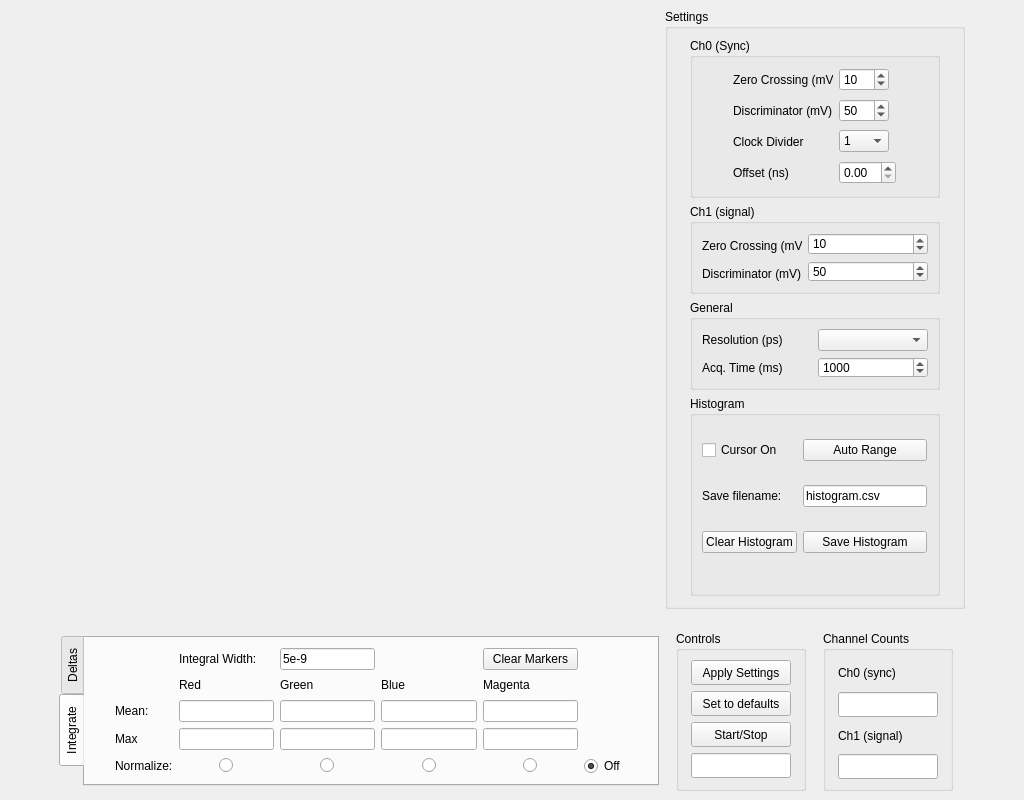
This is settings_gui.ui in dldlowndes/LD_Pharppy as Qt 5 draws it before an edit. The edited form follows.
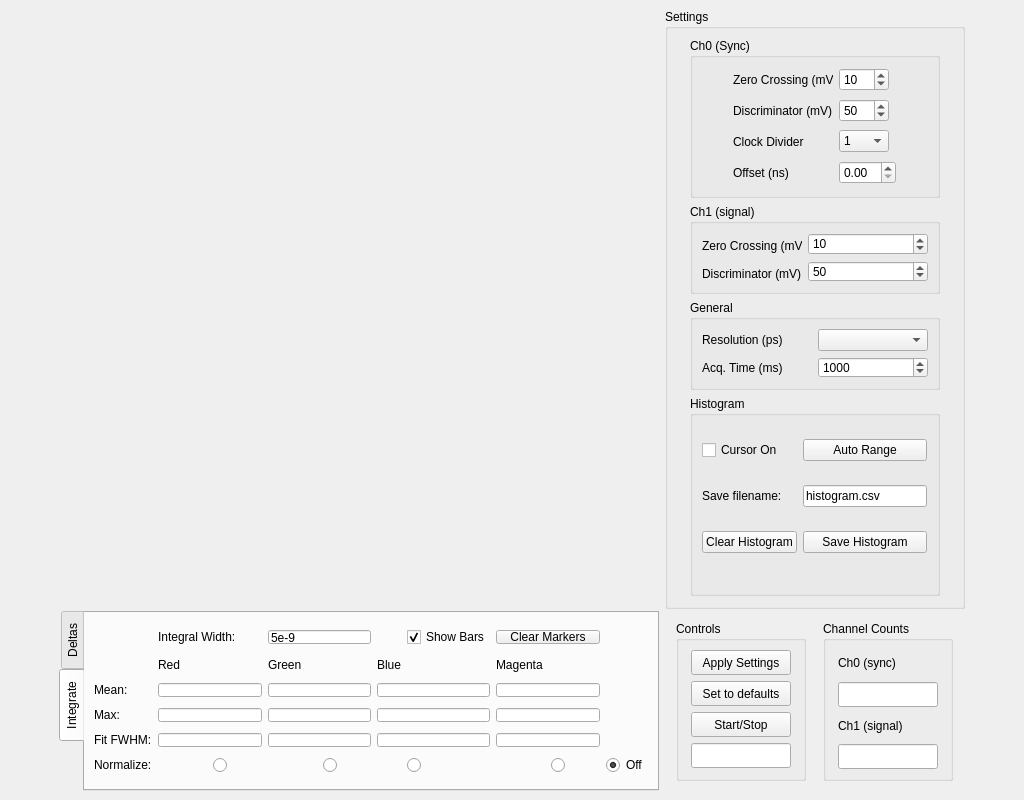
This is the edited form. Custom widgets are drawn as their Qt base class.

Commit message: Moved init of stats values into __init__, they were previously made empty there then populated to the right length in Init_UI, which seemed unnecessary when np.zeros() exists Added rudimentary FWHM calculation, probably needs a tooltip somewhere to explain how it works (and when not to use it!) Added (but commented out) a start at a gaussian fitting thing to plot fitted data on top of the actual data - it's finicky and not actually that useful but I'll keep it for now... Added check box to the UI whether to show the mean/max bars or not

```diff
--- a/settings_gui.ui
+++ b/settings_gui.ui
@@ -757,13 +757,13 @@
         <property name="minimumSize">
          <size>
           <width>600</width>
-          <height>150</height>
+          <height>180</height>
          </size>
         </property>
         <property name="maximumSize">
          <size>
           <width>600</width>
-          <height>150</height>
+          <height>180</height>
          </size>
         </property>
         <property name="tabPosition">
@@ -1130,150 +1130,349 @@
          <attribute name="title">
           <string>Integrate</string>
          </attribute>
-         <widget class="QWidget" name="layoutWidget">
-          <property name="geometry">
-           <rect>
-            <x>30</x>
-            <y>10</y>
-            <width>511</width>
-            <height>128</height>
-           </rect>
-          </property>
-          <layout class="QGridLayout" name="gridLayout_13">
-           <item row="3" column="2">
-            <widget class="QLineEdit" name="max_Green"/>
-           </item>
-           <item row="0" column="4">
-            <widget class="QPushButton" name="button_ClearIntegrals">
-             <property name="text">
-              <string>Clear Markers</string>
-             </property>
-            </widget>
-           </item>
-           <item row="0" column="1">
-            <widget class="QLabel" name="label_6">
-             <property name="text">
-              <string>Integral Width:</string>
-             </property>
-            </widget>
-           </item>
-           <item row="2" column="0">
-            <widget class="QLabel" name="label_7">
-             <property name="text">
-              <string>Mean:</string>
-             </property>
-            </widget>
-           </item>
-           <item row="4" column="0">
-            <widget class="QLabel" name="label_9">
-             <property name="text">
-              <string>Normalize:</string>
-             </property>
-            </widget>
-           </item>
-           <item row="3" column="1">
-            <widget class="QLineEdit" name="max_Red"/>
-           </item>
-           <item row="3" column="4">
-            <widget class="QLineEdit" name="max_Magenta"/>
-           </item>
-           <item row="4" column="2" alignment="Qt::AlignHCenter">
-            <widget class="QRadioButton" name="normalize_Green">
-             <property name="text">
-              <string/>
-             </property>
-            </widget>
-           </item>
-           <item row="3" column="0">
-            <widget class="QLabel" name="label_8">
-             <property name="text">
-              <string>Max</string>
-             </property>
-            </widget>
-           </item>
-           <item row="3" column="3">
-            <widget class="QLineEdit" name="max_Blue"/>
-           </item>
-           <item row="1" column="4">
-            <widget class="QLabel" name="label_5">
-             <property name="text">
-              <string>Magenta</string>
-             </property>
-            </widget>
-           </item>
-           <item row="0" column="2">
-            <widget class="QLineEdit" name="integral_Width">
-             <property name="text">
-              <string>5e-9</string>
-             </property>
-            </widget>
-           </item>
-           <item row="4" column="1" alignment="Qt::AlignHCenter">
-            <widget class="QRadioButton" name="normalize_Red">
-             <property name="text">
-              <string/>
-             </property>
-            </widget>
-           </item>
-           <item row="1" column="2">
-            <widget class="QLabel" name="label_3">
-             <property name="text">
-              <string>Green</string>
-             </property>
-            </widget>
-           </item>
-           <item row="2" column="4">
-            <widget class="QLineEdit" name="integral_Magenta"/>
-           </item>
-           <item row="2" column="3">
-            <widget class="QLineEdit" name="integral_Blue"/>
-           </item>
-           <item row="1" column="3">
-            <widget class="QLabel" name="label_4">
-             <property name="text">
-              <string>Blue</string>
-             </property>
-            </widget>
-           </item>
-           <item row="4" column="4" alignment="Qt::AlignHCenter">
-            <widget class="QRadioButton" name="normalize_Magenta">
-             <property name="text">
-              <string/>
-             </property>
-            </widget>
-           </item>
-           <item row="1" column="1">
-            <widget class="QLabel" name="label">
-             <property name="text">
-              <string>Red</string>
-             </property>
-            </widget>
-           </item>
-           <item row="2" column="1">
-            <widget class="QLineEdit" name="integral_Red"/>
-           </item>
-           <item row="2" column="2">
-            <widget class="QLineEdit" name="integral_Green"/>
-           </item>
-           <item row="4" column="3" alignment="Qt::AlignHCenter">
-            <widget class="QRadioButton" name="normalize_Blue">
-             <property name="text">
-              <string/>
-             </property>
-            </widget>
-           </item>
-           <item row="4" column="5" alignment="Qt::AlignHCenter">
-            <widget class="QRadioButton" name="normalize_Off">
-             <property name="text">
-              <string>Off</string>
-             </property>
-             <property name="checked">
-              <bool>true</bool>
-             </property>
-            </widget>
-           </item>
-          </layout>
-         </widget>
+         <layout class="QGridLayout" name="gridLayout_13">
+          <item row="3" column="1" colspan="2">
+           <widget class="QLineEdit" name="max_Red">
+            <property name="maximumSize">
+             <size>
+              <width>16777215</width>
+              <height>14</height>
+             </size>
+            </property>
+           </widget>
+          </item>
+          <item row="0" column="1" colspan="2">
+           <widget class="QLabel" name="label_6">
+            <property name="maximumSize">
+             <size>
+              <width>16777215</width>
+              <height>14</height>
+             </size>
+            </property>
+            <property name="text">
+             <string>Integral Width:</string>
+            </property>
+           </widget>
+          </item>
+          <item row="2" column="0">
+           <widget class="QLabel" name="label_7">
+            <property name="maximumSize">
+             <size>
+              <width>16777215</width>
+              <height>14</height>
+             </size>
+            </property>
+            <property name="text">
+             <string>Mean:</string>
+            </property>
+           </widget>
+          </item>
+          <item row="2" column="1" colspan="2">
+           <widget class="QLineEdit" name="integral_Red">
+            <property name="maximumSize">
+             <size>
+              <width>16777215</width>
+              <height>14</height>
+             </size>
+            </property>
+           </widget>
+          </item>
+          <item row="5" column="9">
+           <widget class="QRadioButton" name="normalize_Off">
+            <property name="maximumSize">
+             <size>
+              <width>16777215</width>
+              <height>14</height>
+             </size>
+            </property>
+            <property name="text">
+             <string>Off</string>
+            </property>
+            <property name="checked">
+             <bool>true</bool>
+            </property>
+           </widget>
+          </item>
+          <item row="0" column="3" colspan="2">
+           <widget class="QLineEdit" name="integral_Width">
+            <property name="maximumSize">
+             <size>
+              <width>16777215</width>
+              <height>14</height>
+             </size>
+            </property>
+            <property name="text">
+             <string>5e-9</string>
+            </property>
+           </widget>
+          </item>
+          <item row="5" column="0">
+           <widget class="QLabel" name="label_9">
+            <property name="maximumSize">
+             <size>
+              <width>16777215</width>
+              <height>14</height>
+             </size>
+            </property>
+            <property name="text">
+             <string>Normalize:</string>
+            </property>
+           </widget>
+          </item>
+          <item row="1" column="1">
+           <widget class="QLabel" name="label">
+            <property name="maximumSize">
+             <size>
+              <width>16777215</width>
+              <height>14</height>
+             </size>
+            </property>
+            <property name="text">
+             <string>Red</string>
+            </property>
+           </widget>
+          </item>
+          <item row="3" column="5" colspan="2">
+           <widget class="QLineEdit" name="max_Blue">
+            <property name="maximumSize">
+             <size>
+              <width>16777215</width>
+              <height>14</height>
+             </size>
+            </property>
+           </widget>
+          </item>
+          <item row="0" column="7" colspan="2">
+           <widget class="QPushButton" name="button_ClearIntegrals">
+            <property name="maximumSize">
+             <size>
+              <width>16777215</width>
+              <height>14</height>
+             </size>
+            </property>
+            <property name="text">
+             <string>Clear Markers</string>
+            </property>
+           </widget>
+          </item>
+          <item row="4" column="1" colspan="2">
+           <widget class="QLineEdit" name="fwhm_Red">
+            <property name="maximumSize">
+             <size>
+              <width>16777215</width>
+              <height>14</height>
+             </size>
+            </property>
+           </widget>
+          </item>
+          <item row="5" column="8">
+           <widget class="QRadioButton" name="normalize_Magenta">
+            <property name="maximumSize">
+             <size>
+              <width>16777215</width>
+              <height>14</height>
+             </size>
+            </property>
+            <property name="text">
+             <string/>
+            </property>
+           </widget>
+          </item>
+          <item row="1" column="3">
+           <widget class="QLabel" name="label_3">
+            <property name="maximumSize">
+             <size>
+              <width>16777215</width>
+              <height>14</height>
+             </size>
+            </property>
+            <property name="text">
+             <string>Green</string>
+            </property>
+           </widget>
+          </item>
+          <item row="5" column="6">
+           <widget class="QRadioButton" name="normalize_Blue">
+            <property name="maximumSize">
+             <size>
+              <width>16777215</width>
+              <height>14</height>
+             </size>
+            </property>
+            <property name="text">
+             <string/>
+            </property>
+           </widget>
+          </item>
+          <item row="4" column="0">
+           <widget class="QLabel" name="label_11">
+            <property name="maximumSize">
+             <size>
+              <width>16777215</width>
+              <height>14</height>
+             </size>
+            </property>
+            <property name="text">
+             <string>Fit FWHM:</string>
+            </property>
+           </widget>
+          </item>
+          <item row="3" column="7" colspan="2">
+           <widget class="QLineEdit" name="max_Magenta">
+            <property name="maximumSize">
+             <size>
+              <width>16777215</width>
+              <height>14</height>
+             </size>
+            </property>
+           </widget>
+          </item>
+          <item row="1" column="7">
+           <widget class="QLabel" name="label_5">
+            <property name="maximumSize">
+             <size>
+              <width>16777215</width>
+              <height>14</height>
+             </size>
+            </property>
+            <property name="text">
+             <string>Magenta</string>
+            </property>
+           </widget>
+          </item>
+          <item row="2" column="7" colspan="2">
+           <widget class="QLineEdit" name="integral_Magenta">
+            <property name="maximumSize">
+             <size>
+              <width>16777215</width>
+              <height>14</height>
+             </size>
+            </property>
+           </widget>
+          </item>
+          <item row="3" column="0">
+           <widget class="QLabel" name="label_8">
+            <property name="maximumSize">
+             <size>
+              <width>16777215</width>
+              <height>14</height>
+             </size>
+            </property>
+            <property name="text">
+             <string>Max:</string>
+            </property>
+           </widget>
+          </item>
+          <item row="4" column="3" colspan="2">
+           <widget class="QLineEdit" name="fwhm_Green">
+            <property name="maximumSize">
+             <size>
+              <width>16777215</width>
+              <height>14</height>
+             </size>
+            </property>
+           </widget>
+          </item>
+          <item row="4" column="5" colspan="2">
+           <widget class="QLineEdit" name="fwhm_Blue">
+            <property name="maximumSize">
+             <size>
+              <width>16777215</width>
+              <height>14</height>
+             </size>
+            </property>
+           </widget>
+          </item>
+          <item row="1" column="5">
+           <widget class="QLabel" name="label_4">
+            <property name="maximumSize">
+             <size>
+              <width>16777215</width>
+              <height>14</height>
+             </size>
+            </property>
+            <property name="text">
+             <string>Blue</string>
+            </property>
+           </widget>
+          </item>
+          <item row="2" column="3" colspan="2">
+           <widget class="QLineEdit" name="integral_Green">
+            <property name="maximumSize">
+             <size>
+              <width>16777215</width>
+              <height>14</height>
+             </size>
+            </property>
+           </widget>
+          </item>
+          <item row="3" column="3" colspan="2">
+           <widget class="QLineEdit" name="max_Green">
+            <property name="maximumSize">
+             <size>
+              <width>16777215</width>
+              <height>14</height>
+             </size>
+            </property>
+           </widget>
+          </item>
+          <item row="5" column="2">
+           <widget class="QRadioButton" name="normalize_Red">
+            <property name="maximumSize">
+             <size>
+              <width>16777215</width>
+              <height>14</height>
+             </size>
+            </property>
+            <property name="text">
+             <string/>
+            </property>
+           </widget>
+          </item>
+          <item row="5" column="4">
+           <widget class="QRadioButton" name="normalize_Green">
+            <property name="maximumSize">
+             <size>
+              <width>16777215</width>
+              <height>14</height>
+             </size>
+            </property>
+            <property name="text">
+             <string/>
+            </property>
+           </widget>
+          </item>
+          <item row="4" column="7" colspan="2">
+           <widget class="QLineEdit" name="fwhm_Magenta">
+            <property name="maximumSize">
+             <size>
+              <width>16777215</width>
+              <height>14</height>
+             </size>
+            </property>
+           </widget>
+          </item>
+          <item row="2" column="5" colspan="2">
+           <widget class="QLineEdit" name="integral_Blue">
+            <property name="maximumSize">
+             <size>
+              <width>16777215</width>
+              <height>14</height>
+             </size>
+            </property>
+           </widget>
+          </item>
+          <item row="0" column="6">
+           <widget class="QCheckBox" name="option_ShowBars">
+            <property name="text">
+             <string>Show Bars</string>
+            </property>
+            <property name="checked">
+             <bool>true</bool>
+            </property>
+           </widget>
+          </item>
+         </layout>
         </widget>
        </widget>
       </item>
```
Left out of the diff: 448 changed lines with no effect on the pictures. The commit also changes 2 other files.
